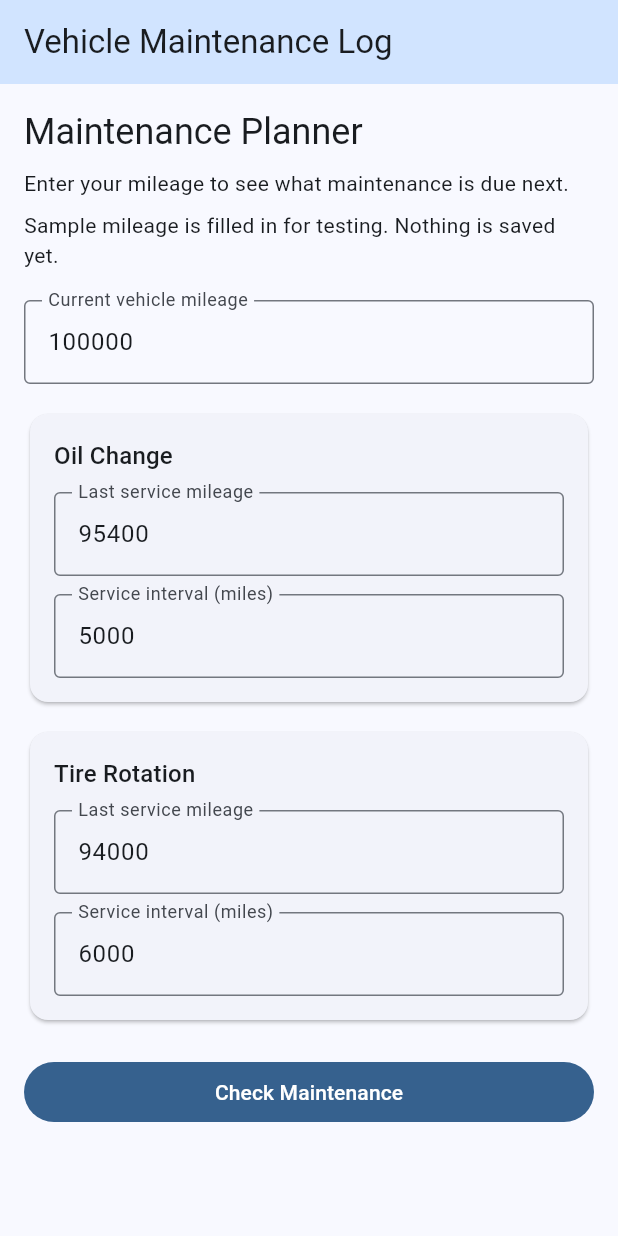
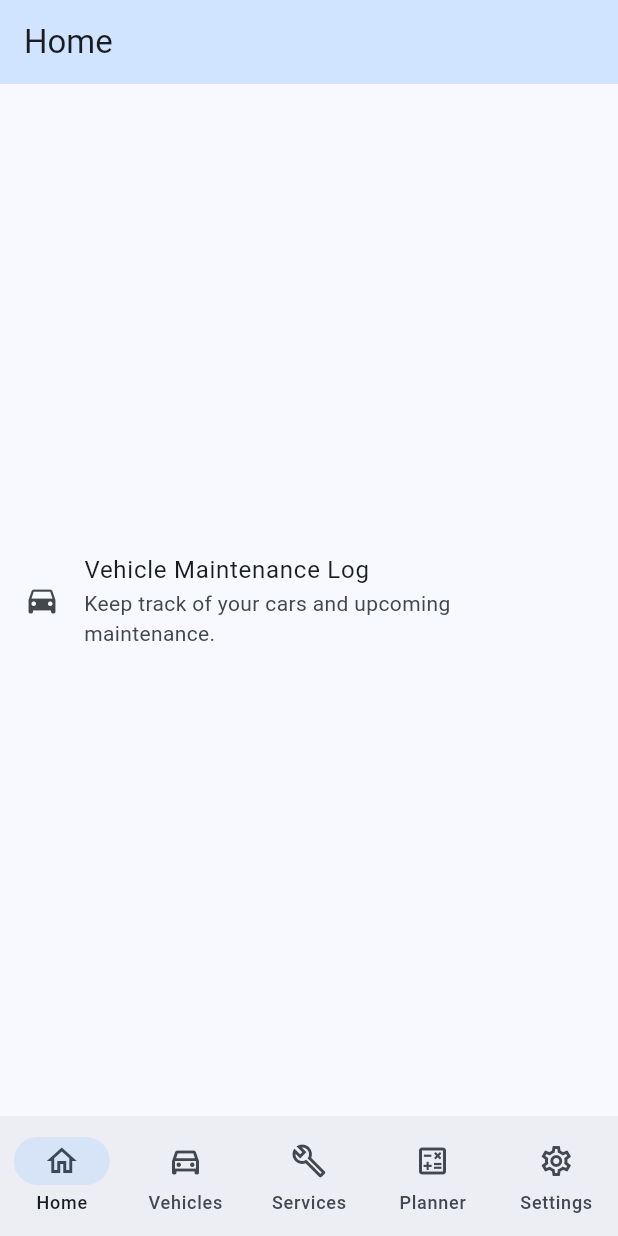
Before and after one commit to williammadisondavis/vehicle_maintenance_log, a Flutter app: the screen it shows after launch, on a phone screen of 412 x 824 dp. Run offline on Flutter 3.47's test engine with Material 3 defaults, Android fonts, the phone set to English and light mode, and no system bars.

Commit message:
Add navigation and main screens

```diff
--- a/lib/main.dart
+++ b/lib/main.dart
@@ -18,7 +18,123 @@ class MyApp extends StatelessWidget {
         colorScheme: ColorScheme.fromSeed(seedColor: Colors.blue),
         useMaterial3: true,
       ),
-      home: const MaintenancePage(),
+      home: const AppNavigation(),
+    );
+  }
+}
+
+class AppNavigation extends StatefulWidget {
+  const AppNavigation({super.key});
+
+  @override
+  State<AppNavigation> createState() => _AppNavigationState();
+}
+
+class _AppNavigationState extends State<AppNavigation> {
+  int selectedIndex = 0;
+
+  final pages = const [
+    HomeScreen(),
+    VehiclesScreen(),
+    ServicesScreen(),
+    MaintenancePage(),
+    SettingsScreen(),
+  ];
+
+  final titles = const [
+    'Home',
+    'Vehicles',
+    'Service History',
+    'Maintenance Planner',
+    'Settings',
+  ];
+
+  @override
+  Widget build(BuildContext context) {
+    return Scaffold(
+      appBar: AppBar(
+        title: Text(titles[selectedIndex]),
+        backgroundColor: Theme.of(context).colorScheme.primaryContainer,
+      ),
+      body: IndexedStack(index: selectedIndex, children: pages),
+      bottomNavigationBar: NavigationBar(
+        selectedIndex: selectedIndex,
+        onDestinationSelected: (index) {
+          setState(() => selectedIndex = index);
+        },
+        destinations: const [
+          NavigationDestination(
+            icon: Icon(Icons.home_outlined),
+            label: 'Home',
+          ),
+          NavigationDestination(
+            icon: Icon(Icons.directions_car_outlined),
+            label: 'Vehicles',
+          ),
+          NavigationDestination(
+            icon: Icon(Icons.build_outlined),
+            label: 'Services',
+          ),
+          NavigationDestination(
+            icon: Icon(Icons.calculate_outlined),
+            label: 'Planner',
+          ),
+          NavigationDestination(
+            icon: Icon(Icons.settings_outlined),
+            label: 'Settings',
+          ),
+        ],
+      ),
+    );
+  }
+}
+
+class HomeScreen extends StatelessWidget {
+  const HomeScreen({super.key});
+
+  @override
+  Widget build(BuildContext context) {
+    return const Center(
+      child: ListTile(
+        leading: Icon(Icons.directions_car),
+        title: Text('Vehicle Maintenance Log'),
+        subtitle: Text(
+          'Keep track of your cars and upcoming maintenance.',
+        ),
+      ),
+    );
+  }
+}
+
+class VehiclesScreen extends StatelessWidget {
+  const VehiclesScreen({super.key});
+
+  @override
+  Widget build(BuildContext context) {
+    return const Center(
+      child: Text('Vehicle management will be added next.'),
+    );
+  }
+}
+
+class ServicesScreen extends StatelessWidget {
+  const ServicesScreen({super.key});
+
+  @override
+  Widget build(BuildContext context) {
+    return const Center(
+      child: Text('Service history will be added here.'),
+    );
+  }
+}
+
+class SettingsScreen extends StatelessWidget {
+  const SettingsScreen({super.key});
+
+  @override
+  Widget build(BuildContext context) {
+    return const Center(
+      child: Text('Settings will be added here.'),
     );
   }
 }
@@ -31,11 +147,16 @@ class MaintenancePage extends StatefulWidget {
 }
 
 class _MaintenancePageState extends State<MaintenancePage> {
-  final mileageController = TextEditingController(text: '100000');
-  final oilController = TextEditingController(text: '95400');
-  final tireController = TextEditingController(text: '94000');
-  final oilIntervalController = TextEditingController(text: '5000');
-  final tireIntervalController = TextEditingController(text: '6000');
+  final mileageController =
+      TextEditingController(text: '100000');
+  final oilController =
+      TextEditingController(text: '95400');
+  final tireController =
+      TextEditingController(text: '94000');
+  final oilIntervalController =
+      TextEditingController(text: '5000');
+  final tireIntervalController =
+      TextEditingController(text: '6000');
 
   List<MaintenanceResult> results = [];
   String? errorMessage;
@@ -52,14 +173,19 @@ class _MaintenancePageState extends State<MaintenancePage> {
   }
 
   void calculate() {
-    final mileage = int.tryParse(mileageController.text.trim());
+    final mileage =
+        int.tryParse(mileageController.text.trim());
     final oil = oilController.text.trim();
     final tires = tireController.text.trim();
 
     final oilMileage = int.tryParse(oil);
     final tireMileage = int.tryParse(tires);
-    final oilInterval = int.tryParse(oilIntervalController.text.trim());
-    final tireInterval = int.tryParse(tireIntervalController.text.trim());
+    final oilInterval = int.tryParse(
+      oilIntervalController.text.trim(),
+    );
+    final tireInterval = int.tryParse(
+      tireIntervalController.text.trim(),
+    );
 
     if (mileage == null ||
         oilInterval == null ||
@@ -103,7 +229,10 @@ class _MaintenancePageState extends State<MaintenancePage> {
     }
   }
 
-  Widget numberField(String label, TextEditingController controller) {
+  Widget numberField(
+    String label,
+    TextEditingController controller,
+  ) {
     return TextField(
       controller: controller,
       keyboardType: TextInputType.number,
@@ -125,11 +254,20 @@ class _MaintenancePageState extends State<MaintenancePage> {
         child: Column(
           crossAxisAlignment: CrossAxisAlignment.start,
           children: [
-            Text(title, style: Theme.of(context).textTheme.titleMedium),
+            Text(
+              title,
+              style: Theme.of(context).textTheme.titleMedium,
+            ),
             const SizedBox(height: 12),
-            numberField('Last service mileage', lastMileage),
+            numberField(
+              'Last service mileage',
+              lastMileage,
+            ),
             const SizedBox(height: 12),
-            numberField('Service interval (miles)', interval),
+            numberField(
+              'Service interval (miles)',
+              interval,
+            ),
           ],
         ),
       ),
@@ -142,7 +280,8 @@ class _MaintenancePageState extends State<MaintenancePage> {
     String details;
 
     if (milesLeft == null) {
-      details = 'Add a service record to calculate the next service.';
+      details =
+          'Add a service record to calculate the next service.';
     } else if (milesLeft < 0) {
       details = '${milesLeft.abs()} miles overdue';
     } else {
@@ -165,22 +304,19 @@ class _MaintenancePageState extends State<MaintenancePage> {
 
   @override
   Widget build(BuildContext context) {
-    return Scaffold(
-      appBar: AppBar(
-        title: const Text('Vehicle Maintenance Log'),
-        backgroundColor: Theme.of(context).colorScheme.primaryContainer,
-      ),
-      body: SingleChildScrollView(
+    return SingleChildScrollView(
       padding: const EdgeInsets.all(16),
       child: Center(
         child: ConstrainedBox(
           constraints: const BoxConstraints(maxWidth: 600),
           child: Column(
-              crossAxisAlignment: CrossAxisAlignment.stretch,
+            crossAxisAlignment:
+                CrossAxisAlignment.stretch,
             children: [
               Text(
                 'Maintenance Planner',
-                  style: Theme.of(context).textTheme.headlineSmall,
+                style:
+                    Theme.of(context).textTheme.headlineSmall,
               ),
               const SizedBox(height: 8),
               const Text(
@@ -191,7 +327,10 @@ class _MaintenancePageState extends State<MaintenancePage> {
                 'Sample mileage is filled in for testing. Nothing is saved yet.',
               ),
               const SizedBox(height: 20),
-                numberField('Current vehicle mileage', mileageController),
+              numberField(
+                'Current vehicle mileage',
+                mileageController,
+              ),
               const SizedBox(height: 16),
               serviceCard(
                 'Oil Change',
@@ -214,7 +353,8 @@ class _MaintenancePageState extends State<MaintenancePage> {
                 Text(
                   errorMessage!,
                   style: TextStyle(
-                      color: Theme.of(context).colorScheme.error,
+                    color:
+                        Theme.of(context).colorScheme.error,
                   ),
                 ),
               ],
@@ -222,13 +362,14 @@ class _MaintenancePageState extends State<MaintenancePage> {
                 const SizedBox(height: 24),
                 Text(
                   'Maintenance Results',
-                    style: Theme.of(context).textTheme.titleLarge,
+                  style:
+                      Theme.of(context).textTheme.titleLarge,
                 ),
                 const SizedBox(height: 8),
-                  for (final result in results) resultCard(result),
+                for (final result in results)
+                  resultCard(result),
               ],
             ],
-            ),
           ),
         ),
       ),
```
Lines whose indentation alone changed are shown as unchanged.
